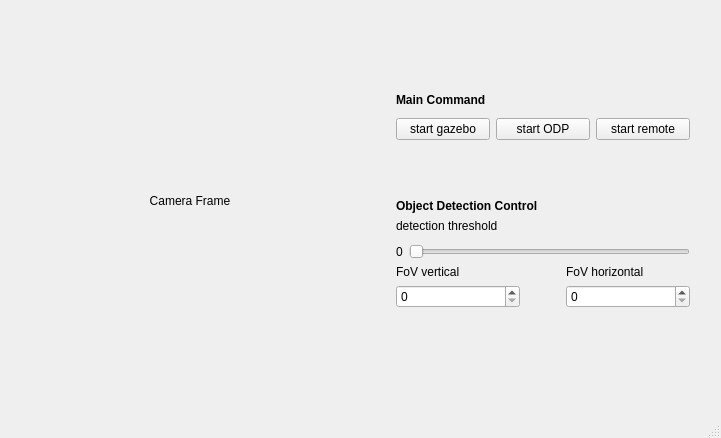
ilham-2001/ros-ta, file robot_gui_controller/src/views/backup.ui: the form before one commit.
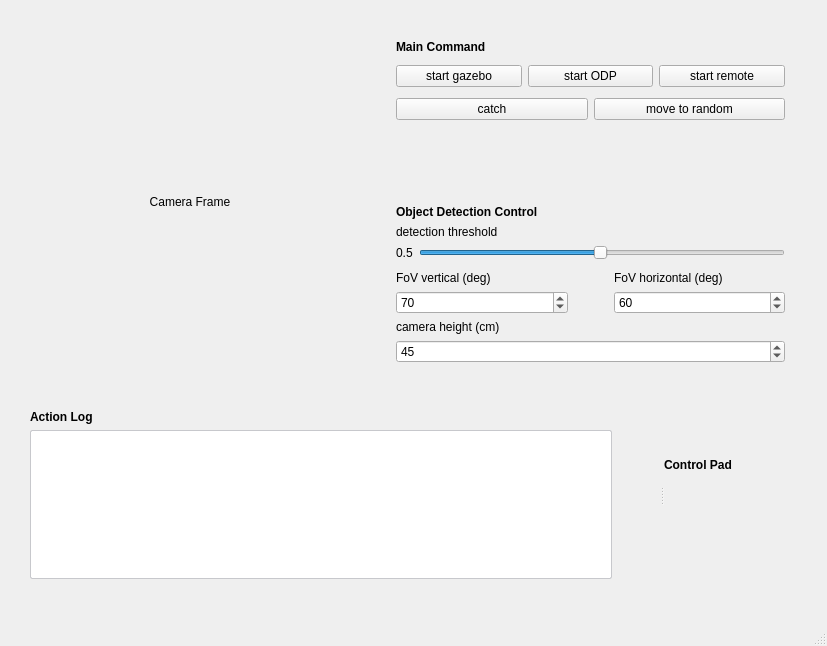
The form after the commit. Icons and pictures are not drawn.

```diff
--- a/robot_gui_controller/src/views/backup.ui
+++ b/robot_gui_controller/src/views/backup.ui
@@ -6,21 +6,27 @@
    <rect>
     <x>0</x>
     <y>0</y>
-    <width>721</width>
-    <height>438</height>
+    <width>827</width>
+    <height>646</height>
    </rect>
   </property>
+  <property name="sizePolicy">
+   <sizepolicy hsizetype="Preferred" vsizetype="Preferred">
+    <horstretch>0</horstretch>
+    <verstretch>0</verstretch>
+   </sizepolicy>
+  </property>
   <property name="windowTitle">
    <string>MainWindow</string>
   </property>
   <widget class="QWidget" name="centralwidget">
-   <widget class="QWidget" name="">
+   <widget class="QWidget" name="layoutWidget">
     <property name="geometry">
      <rect>
       <x>30</x>
       <y>40</y>
-      <width>660</width>
-      <height>322</height>
+      <width>755</width>
+      <height>323</height>
      </rect>
     </property>
     <layout class="QHBoxLayout" name="horizontalLayout_4">
@@ -131,6 +137,53 @@
          </item>
         </layout>
        </item>
+       <item>
+        <spacer name="verticalSpacer_3">
+         <property name="orientation">
+          <enum>Qt::Vertical</enum>
+         </property>
+         <property name="sizeType">
+          <enum>QSizePolicy::Fixed</enum>
+         </property>
+         <property name="sizeHint" stdset="0">
+          <size>
+           <width>20</width>
+           <height>5</height>
+          </size>
+         </property>
+        </spacer>
+       </item>
+       <item>
+        <layout class="QHBoxLayout" name="horizontalLayout_5">
+         <item>
+          <widget class="QPushButton" name="catch_object_button">
+           <property name="text">
+            <string>catch</string>
+           </property>
+          </widget>
+         </item>
+         <item>
+          <widget class="QPushButton" name="random_move_button">
+           <property name="text">
+            <string>move to random</string>
+           </property>
+          </widget>
+         </item>
+        </layout>
+       </item>
+       <item>
+        <spacer name="verticalSpacer_4">
+         <property name="orientation">
+          <enum>Qt::Vertical</enum>
+         </property>
+         <property name="sizeHint" stdset="0">
+          <size>
+           <width>20</width>
+           <height>20</height>
+          </size>
+         </property>
+        </spacer>
+       </item>
        <item>
         <layout class="QVBoxLayout" name="verticalLayout_6">
          <item>
@@ -169,22 +222,6 @@
                </property>
               </widget>
              </item>
-             <item>
-              <spacer name="verticalSpacer_2">
-               <property name="orientation">
-                <enum>Qt::Vertical</enum>
-               </property>
-               <property name="sizeType">
-                <enum>QSizePolicy::Fixed</enum>
-               </property>
-               <property name="sizeHint" stdset="0">
-                <size>
-                 <width>20</width>
-                 <height>5</height>
-                </size>
-               </property>
-              </spacer>
-             </item>
              <item>
               <layout class="QHBoxLayout" name="horizontalLayout">
                <item>
@@ -196,7 +233,7 @@
                   </sizepolicy>
                  </property>
                  <property name="text">
-                  <string>0</string>
+                  <string>0.5</string>
                  </property>
                 </widget>
                </item>
@@ -208,9 +245,24 @@
                    <verstretch>0</verstretch>
                   </sizepolicy>
                  </property>
+                 <property name="minimum">
+                  <number>1</number>
+                 </property>
+                 <property name="maximum">
+                  <number>100</number>
+                 </property>
+                 <property name="singleStep">
+                  <number>1</number>
+                 </property>
+                 <property name="value">
+                  <number>50</number>
+                 </property>
                  <property name="orientation">
                   <enum>Qt::Horizontal</enum>
                  </property>
+                 <property name="tickInterval">
+                  <number>0</number>
+                 </property>
                 </widget>
                </item>
               </layout>
@@ -218,60 +270,112 @@
             </layout>
            </item>
            <item>
-            <layout class="QHBoxLayout" name="horizontalLayout_2">
+            <spacer name="verticalSpacer_2">
+             <property name="orientation">
+              <enum>Qt::Vertical</enum>
+             </property>
+             <property name="sizeType">
+              <enum>QSizePolicy::Fixed</enum>
+             </property>
+             <property name="sizeHint" stdset="0">
+              <size>
+               <width>20</width>
+               <height>5</height>
+              </size>
+             </property>
+            </spacer>
+           </item>
+           <item>
+            <layout class="QVBoxLayout" name="verticalLayout_9">
              <item>
-              <layout class="QVBoxLayout" name="verticalLayout_2">
+              <layout class="QHBoxLayout" name="horizontalLayout_2">
                <item>
-                <widget class="QLabel" name="fovv_label">
-                 <property name="sizePolicy">
-                  <sizepolicy hsizetype="Preferred" vsizetype="Maximum">
-                   <horstretch>0</horstretch>
-                   <verstretch>0</verstretch>
-                  </sizepolicy>
+                <layout class="QVBoxLayout" name="verticalLayout_2">
+                 <item>
+                  <widget class="QLabel" name="fovv_label">
+                   <property name="sizePolicy">
+                    <sizepolicy hsizetype="Preferred" vsizetype="Maximum">
+                     <horstretch>0</horstretch>
+                     <verstretch>0</verstretch>
+                    </sizepolicy>
+                   </property>
+                   <property name="text">
+                    <string>FoV vertical (deg)</string>
+                   </property>
+                  </widget>
+                 </item>
+                 <item>
+                  <widget class="QSpinBox" name="fovv_spinBox">
+                   <property name="maximum">
+                    <number>360</number>
+                   </property>
+                   <property name="value">
+                    <number>70</number>
+                   </property>
+                  </widget>
+                 </item>
+                </layout>
+               </item>
+               <item>
+                <spacer name="horizontalSpacer">
+                 <property name="orientation">
+                  <enum>Qt::Horizontal</enum>
                  </property>
-                 <property name="text">
-                  <string>FoV vertical</string>
+                 <property name="sizeType">
+                  <enum>QSizePolicy::Fixed</enum>
                  </property>
-                </widget>
+                 <property name="sizeHint" stdset="0">
+                  <size>
+                   <width>40</width>
+                   <height>20</height>
+                  </size>
+                 </property>
+                </spacer>
                </item>
                <item>
-                <widget class="QSpinBox" name="fovv_spinBox"/>
+                <layout class="QVBoxLayout" name="verticalLayout_3">
+                 <item>
+                  <widget class="QLabel" name="fovh_label">
+                   <property name="sizePolicy">
+                    <sizepolicy hsizetype="Preferred" vsizetype="Maximum">
+                     <horstretch>0</horstretch>
+                     <verstretch>0</verstretch>
+                    </sizepolicy>
+                   </property>
+                   <property name="text">
+                    <string>FoV horizontal (deg)</string>
+                   </property>
+                  </widget>
+                 </item>
+                 <item>
+                  <widget class="QSpinBox" name="fovh_spinBox">
+                   <property name="maximum">
+                    <number>360</number>
+                   </property>
+                   <property name="value">
+                    <number>60</number>
+                   </property>
+                  </widget>
+                 </item>
+                </layout>
                </item>
               </layout>
              </item>
              <item>
-              <spacer name="horizontalSpacer">
-               <property name="orientation">
-                <enum>Qt::Horizontal</enum>
-               </property>
-               <property name="sizeType">
-                <enum>QSizePolicy::Fixed</enum>
-               </property>
-               <property name="sizeHint" stdset="0">
-                <size>
-                 <width>40</width>
-                 <height>20</height>
-                </size>
-               </property>
-              </spacer>
-             </item>
-             <item>
-              <layout class="QVBoxLayout" name="verticalLayout_3">
+              <layout class="QVBoxLayout" name="verticalLayout_8">
                <item>
-                <widget class="QLabel" name="fovh_label">
-                 <property name="sizePolicy">
-                  <sizepolicy hsizetype="Preferred" vsizetype="Maximum">
-                   <horstretch>0</horstretch>
-                   <verstretch>0</verstretch>
-                  </sizepolicy>
-                 </property>
+                <widget class="QLabel" name="camh_label">
                  <property name="text">
-                  <string>FoV horizontal</string>
+                  <string>camera height (cm)</string>
                  </property>
                 </widget>
                </item>
                <item>
-                <widget class="QSpinBox" name="fovh_spinBox"/>
+                <widget class="QSpinBox" name="camh_spinBox">
+                 <property name="value">
+                  <number>45</number>
+                 </property>
+                </widget>
                </item>
               </layout>
              </item>
@@ -285,6 +389,234 @@
      </item>
     </layout>
    </widget>
+   <widget class="QSplitter" name="splitter">
+    <property name="geometry">
+     <rect>
+      <x>30</x>
+      <y>410</y>
+      <width>751</width>
+      <height>169</height>
+     </rect>
+    </property>
+    <property name="orientation">
+     <enum>Qt::Horizontal</enum>
+    </property>
+    <widget class="QWidget" name="layoutWidget">
+     <layout class="QVBoxLayout" name="verticalLayout_11">
+      <item>
+       <widget class="QLabel" name="action_log_label">
+        <property name="sizePolicy">
+         <sizepolicy hsizetype="Preferred" vsizetype="Fixed">
+          <horstretch>0</horstretch>
+          <verstretch>0</verstretch>
+         </sizepolicy>
+        </property>
+        <property name="font">
+         <font>
+          <weight>75</weight>
+          <bold>true</bold>
+         </font>
+        </property>
+        <property name="text">
+         <string>Action Log</string>
+        </property>
+       </widget>
+      </item>
+      <item>
+       <widget class="QLabel" name="action_log">
+        <property name="sizePolicy">
+         <sizepolicy hsizetype="Fixed" vsizetype="Preferred">
+          <horstretch>0</horstretch>
+          <verstretch>0</verstretch>
+         </sizepolicy>
+        </property>
+        <property name="minimumSize">
+         <size>
+          <width>582</width>
+          <height>0</height>
+         </size>
+        </property>
+        <property name="styleSheet">
+         <string notr="true">background-color: white;
+border-radius: 2px;
+border: 1px solid #C7C8CC;</string>
+        </property>
+        <property name="text">
+         <string/>
+        </property>
+       </widget>
+      </item>
+     </layout>
+    </widget>
+    <widget class="QWidget" name="layoutWidget">
+     <layout class="QVBoxLayout" name="verticalLayout_10">
+      <item>
+       <widget class="QLabel" name="label_3">
+        <property name="font">
+         <font>
+          <weight>75</weight>
+          <bold>true</bold>
+         </font>
+        </property>
+        <property name="text">
+         <string>Control Pad</string>
+        </property>
+       </widget>
+      </item>
+      <item>
+       <layout class="QGridLayout" name="gridLayout">
+        <item row="0" column="0">
+         <widget class="QPushButton" name="rotate_ccw_button">
+          <property name="styleSheet">
+           <string notr="true">border-radius: 10px;
+cursor: pointer;</string>
+          </property>
+          <property name="text">
+           <string/>
+          </property>
+          <property name="icon">
+           <iconset>
+            <normaloff>../../../../../../Downloads/png-transparent-business-icons-arrow-clockwise-rotation-enterprise-content-management-black-black-and-white-text-circle-thumbnail-removebg-preview.png</normaloff>../../../../../../Downloads/png-transparent-business-icons-arrow-clockwise-rotation-enterprise-content-management-black-black-and-white-text-circle-thumbnail-removebg-preview.png</iconset>
+          </property>
+          <property name="iconSize">
+           <size>
+            <width>40</width>
+            <height>40</height>
+           </size>
+          </property>
+         </widget>
+        </item>
+        <item row="1" column="2">
+         <widget class="QPushButton" name="control_right_button">
+          <property name="styleSheet">
+           <string notr="true">border-radius: 10px;
+cursor: pointer;</string>
+          </property>
+          <property name="text">
+           <string/>
+          </property>
+          <property name="icon">
+           <iconset>
+            <normaloff>../../../../../../Downloads/Screenshot_from_2024-07-17_21-59-19-removebg-preview.png</normaloff>../../../../../../Downloads/Screenshot_from_2024-07-17_21-59-19-removebg-preview.png</iconset>
+          </property>
+          <property name="iconSize">
+           <size>
+            <width>40</width>
+            <height>40</height>
+           </size>
+          </property>
+         </widget>
+        </item>
+        <item row="0" column="1">
+         <widget class="QPushButton" name="control_up_button">
+          <property name="styleSheet">
+           <string notr="true">border-radius: 10px;
+cursor: pointer;</string>
+          </property>
+          <property name="text">
+           <string/>
+          </property>
+          <property name="icon">
+           <iconset>
+            <normaloff>../../../../../../Downloads/Screenshot_from_2024-07-17_21-59-47-removebg-preview.png</normaloff>../../../../../../Downloads/Screenshot_from_2024-07-17_21-59-47-removebg-preview.png</iconset>
+          </property>
+          <property name="iconSize">
+           <size>
+            <width>40</width>
+            <height>40</height>
+           </size>
+          </property>
+         </widget>
+        </item>
+        <item row="1" column="0">
+         <widget class="QPushButton" name="control_left_button">
+          <property name="styleSheet">
+           <string notr="true">border-radius: 10px;
+cursor: pointer;</string>
+          </property>
+          <property name="text">
+           <string/>
+          </property>
+          <property name="icon">
+           <iconset>
+            <normaloff>../../../../../../Downloads/Screenshot_from_2024-07-17_21-59-24-removebg-preview.png</normaloff>../../../../../../Downloads/Screenshot_from_2024-07-17_21-59-24-removebg-preview.png</iconset>
+          </property>
+          <property name="iconSize">
+           <size>
+            <width>40</width>
+            <height>40</height>
+           </size>
+          </property>
+         </widget>
+        </item>
+        <item row="2" column="1">
+         <widget class="QPushButton" name="control_down_button">
+          <property name="styleSheet">
+           <string notr="true">border-radius: 10px;
+cursor: pointer;</string>
+          </property>
+          <property name="text">
+           <string/>
+          </property>
+          <property name="icon">
+           <iconset>
+            <normaloff>../../../../../../Downloads/Screenshot_from_2024-07-17_21-59-53-removebg-preview.png</normaloff>../../../../../../Downloads/Screenshot_from_2024-07-17_21-59-53-removebg-preview.png</iconset>
+          </property>
+          <property name="iconSize">
+           <size>
+            <width>40</width>
+            <height>40</height>
+           </size>
+          </property>
+         </widget>
+        </item>
+        <item row="0" column="2">
+         <widget class="QPushButton" name="rotate_cw_button">
+          <property name="styleSheet">
+           <string notr="true">border-radius: 10px;
+cursor: pointer;</string>
+          </property>
+          <property name="text">
+           <string/>
+          </property>
+          <property name="icon">
+           <iconset>
+            <normaloff>../../../../../../Downloads/2204298-200-removebg-preview.png</normaloff>../../../../../../Downloads/2204298-200-removebg-preview.png</iconset>
+          </property>
+          <property name="iconSize">
+           <size>
+            <width>40</width>
+            <height>40</height>
+           </size>
+          </property>
+         </widget>
+        </item>
+        <item row="1" column="1">
+         <widget class="QPushButton" name="control_stop_button">
+          <property name="styleSheet">
+           <string notr="true">border-radius: 10px;
+cursor: pointer;</string>
+          </property>
+          <property name="text">
+           <string/>
+          </property>
+          <property name="icon">
+           <iconset>
+            <normaloff>../../../../../../Downloads/Black_Circle-removebg-preview.png</normaloff>../../../../../../Downloads/Black_Circle-removebg-preview.png</iconset>
+          </property>
+          <property name="iconSize">
+           <size>
+            <width>50</width>
+            <height>50</height>
+           </size>
+          </property>
+         </widget>
+        </item>
+       </layout>
+      </item>
+     </layout>
+    </widget>
+   </widget>
   </widget>
   <widget class="QMenuBar" name="menubar">
    <property name="geometry">
```
Left out of the diff: 2 changed lines with no effect on the pictures.
